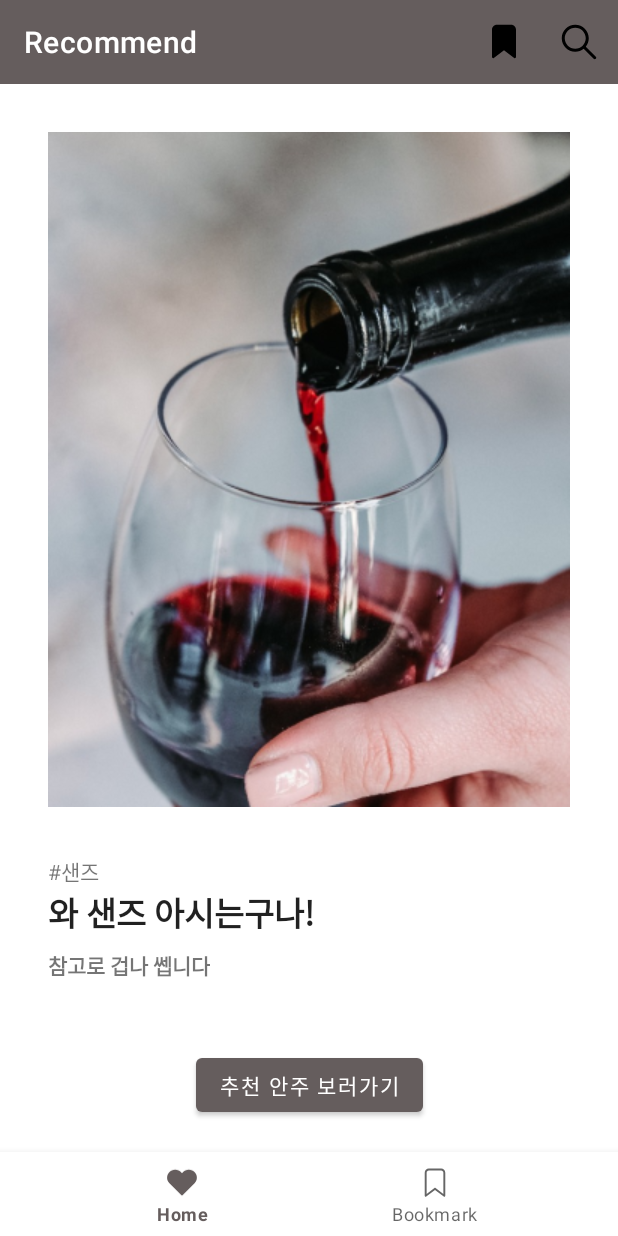
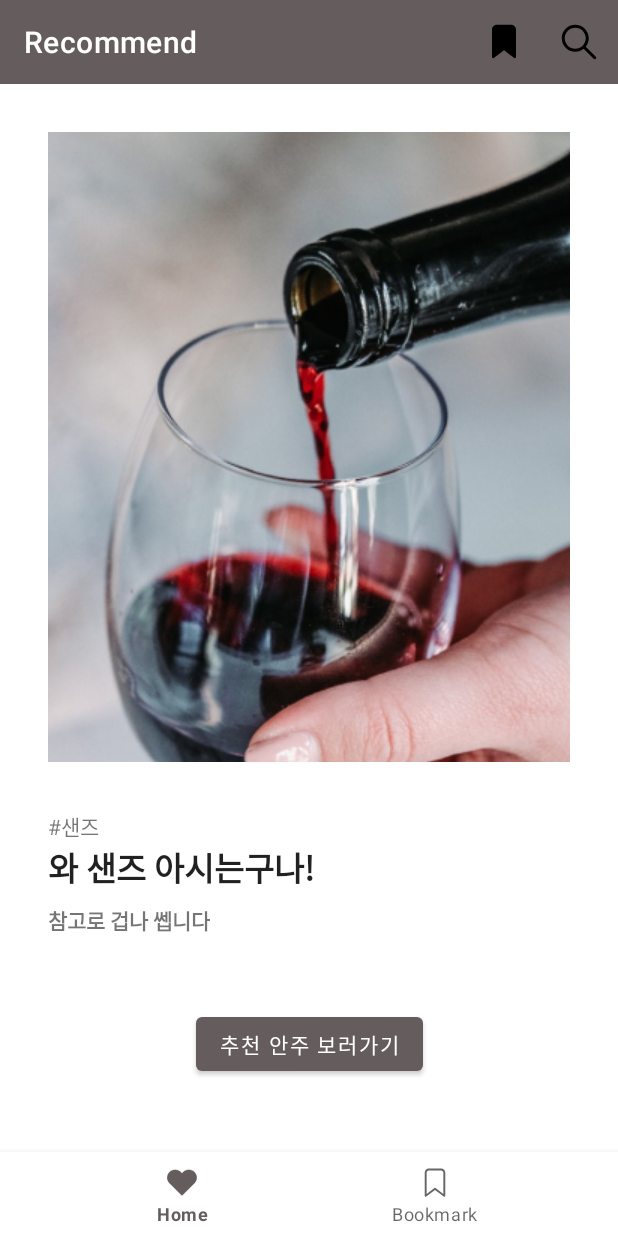
Before and after one commit to hojunkim1/winery, an Android app: the screen it shows after launch (MainActivity), on a phone screen of 412 x 824 dp. Run offline under Robolectric (Android 15) with nearby library versions, the phone set to English and light mode, and no system bars; our stand-ins replace data binding, navigation-ui.

Commit message:
ui 수정

```diff
--- a/app/src/main/res/layout/fragment_post.xml
+++ b/app/src/main/res/layout/fragment_post.xml
@@ -8,9 +8,11 @@
 
     <ImageView
         android:id="@+id/post_image"
-        android:layout_width="348dp"
-        android:layout_height="450dp"
+        android:layout_width="0dp"
+        android:layout_height="420dp"
+        android:layout_marginStart="32dp"
         android:layout_marginTop="32dp"
+        android:layout_marginEnd="32dp"
         android:scaleType="centerCrop"
         app:layout_constraintBottom_toTopOf="@+id/post_tag"
         app:layout_constraintEnd_toEndOf="parent"
@@ -59,8 +61,8 @@
         android:id="@+id/post_button"
         android:layout_width="wrap_content"
         android:layout_height="wrap_content"
-        android:layout_marginTop="45dp"
         android:text="추천 안주 보러가기"
+        app:layout_constraintBottom_toBottomOf="parent"
         app:layout_constraintEnd_toEndOf="parent"
         app:layout_constraintStart_toStartOf="parent"
         app:layout_constraintTop_toBottomOf="@+id/post_subtitle" />
```
